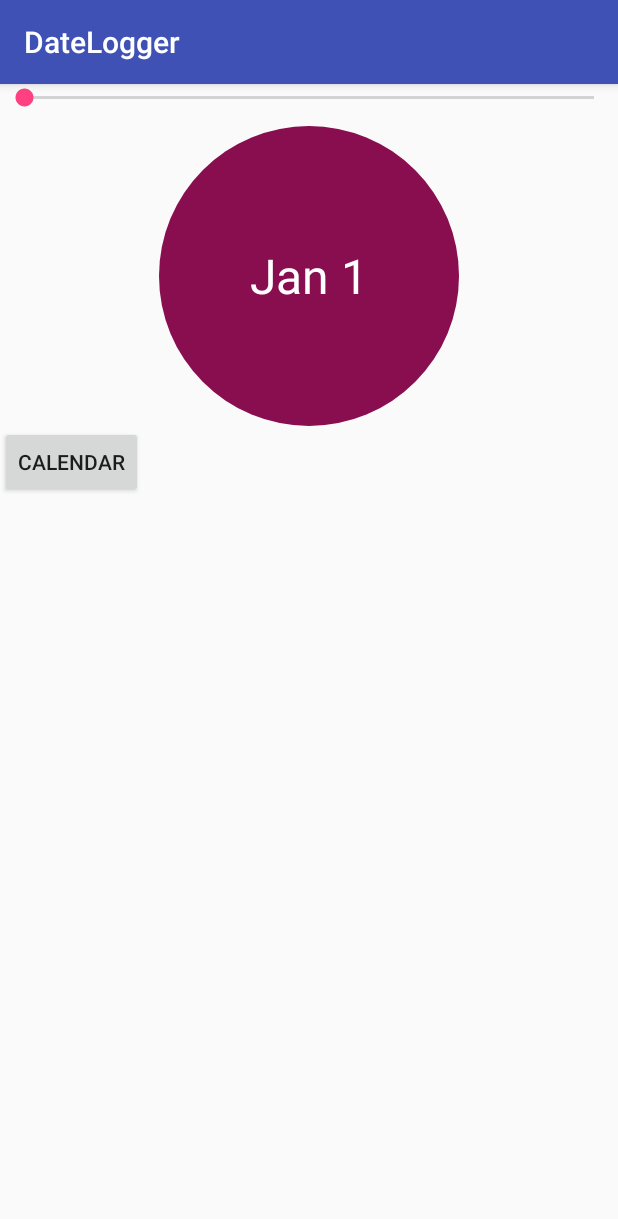
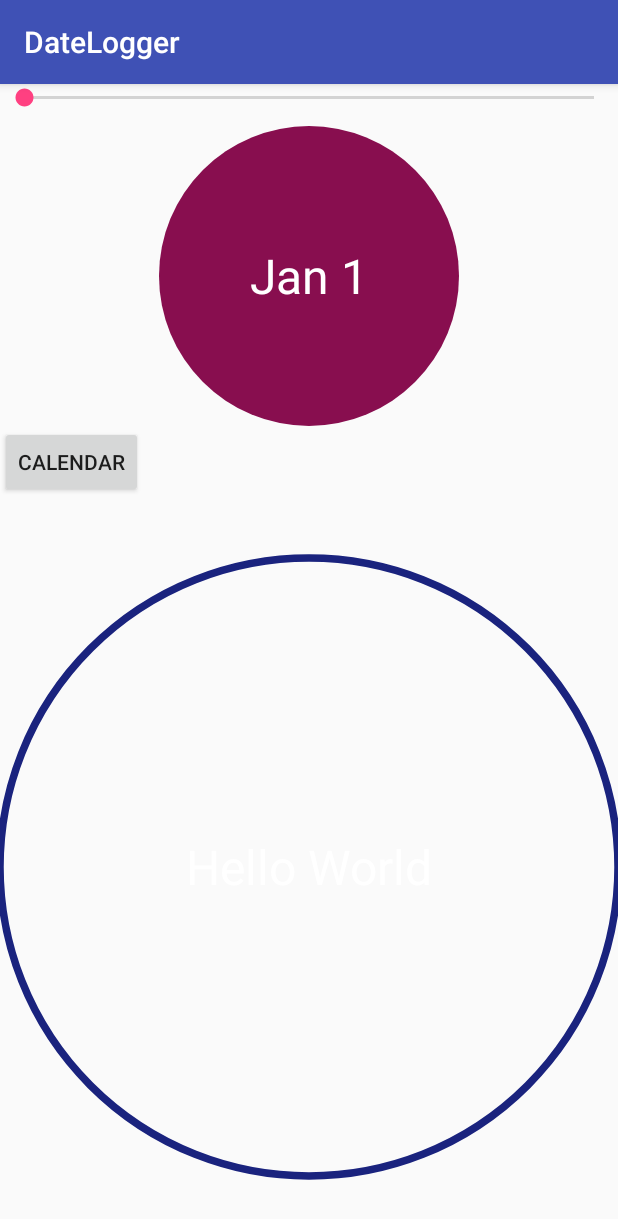
Before and after one commit to sgaw/DateLogger, an Android app: the screen it shows after launch (MainActivity), on a phone screen of 412 x 824 dp. Shown: the top 1219 px of the screen. Run offline under Robolectric (Android 15) with nearby library versions, the phone set to English and light mode, and no system bars.

Commit message:
Circular button with stroke instead of fill

```diff
--- a/app/src/main/java/com/playground/sgaw/sample/datelogger/CircularButton.java
+++ b/app/src/main/java/com/playground/sgaw/sample/datelogger/CircularButton.java
@@ -65,7 +65,7 @@ public class CircularButton extends View implements IDateView {
     private void init(Context context) {
         mFormat = new SimpleDateFormat("MMM d");
 
-        mCircularPaint = new Paint();
+        setCircularPaint(new Paint());
         mTextPaint = new TextPaint(Paint.ANTI_ALIAS_FLAG);
 
         // TODO: Use attributes
@@ -74,4 +74,8 @@ public class CircularButton extends View implements IDateView {
         // TODO: Use dimension/attribute
         mTextPaint.setTextSize(32f * getResources().getDisplayMetrics().scaledDensity);
     }
+
+    public void setCircularPaint(Paint paint) {
+        mCircularPaint = paint;
+    }
 }
--- /dev/null
+++ b/app/src/main/java/com/playground/sgaw/sample/datelogger/CircularSeekBar.java
@@ -0,0 +1,27 @@
+package com.playground.sgaw.sample.datelogger;
+
+import android.content.Context;
+import android.graphics.Color;
+import android.graphics.Paint;
+import android.util.AttributeSet;
+
+/**
+ * Circular seek bar.
+ */
+
+public class CircularSeekBar extends CircularButton {
+
+    public CircularSeekBar(Context context) {
+        this(context, null);
+    }
+
+    public CircularSeekBar(Context context, AttributeSet attrs) {
+        super(context, attrs);
+
+        Paint paint = new Paint();
+        paint.setColor(Color.parseColor("#1A237E"));
+        paint.setStyle(Paint.Style.STROKE);
+        paint.setStrokeWidth(5f * getResources().getDisplayMetrics().density);
+        setCircularPaint(paint);
+    }
+}
--- a/app/src/main/res/layout/activity_main.xml
+++ b/app/src/main/res/layout/activity_main.xml
@@ -29,5 +29,9 @@
         tools:layout_editor_absoluteX="145dp"
         tools:layout_editor_absoluteY="443dp"
         android:id="@+id/detailButton"/>
+    <com.playground.sgaw.sample.datelogger.CircularSeekBar
+        android:layout_width="match_parent"
+        android:layout_weight="1"
+        android:layout_height="0dp"/>
 
 </LinearLayout>
```
